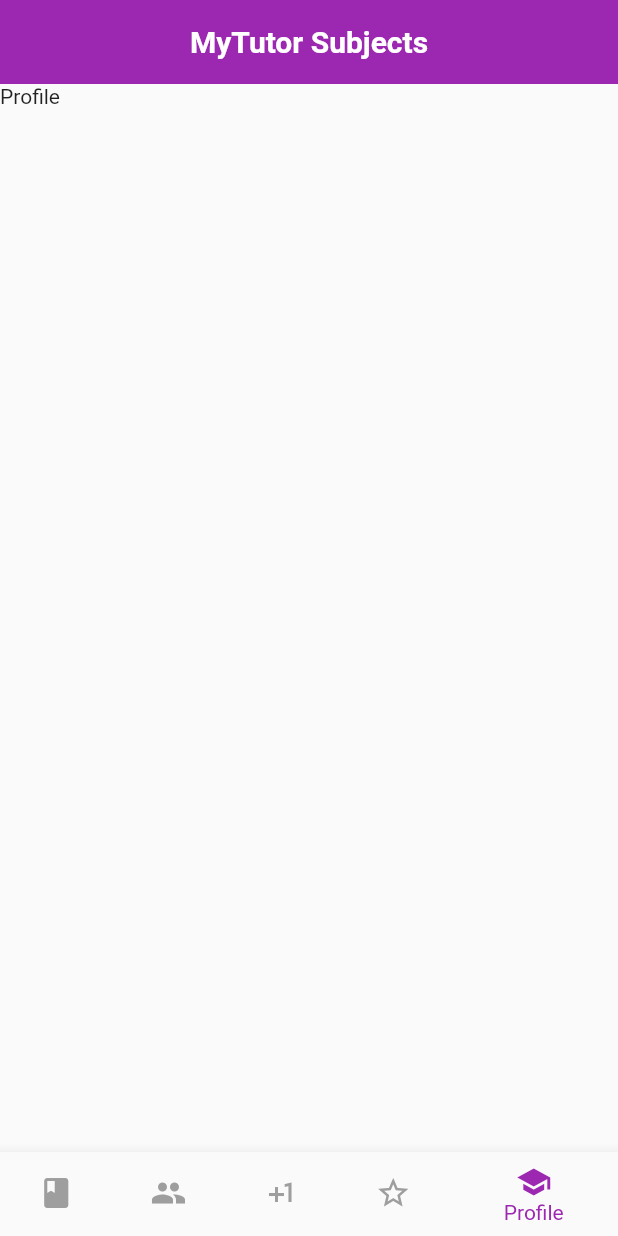
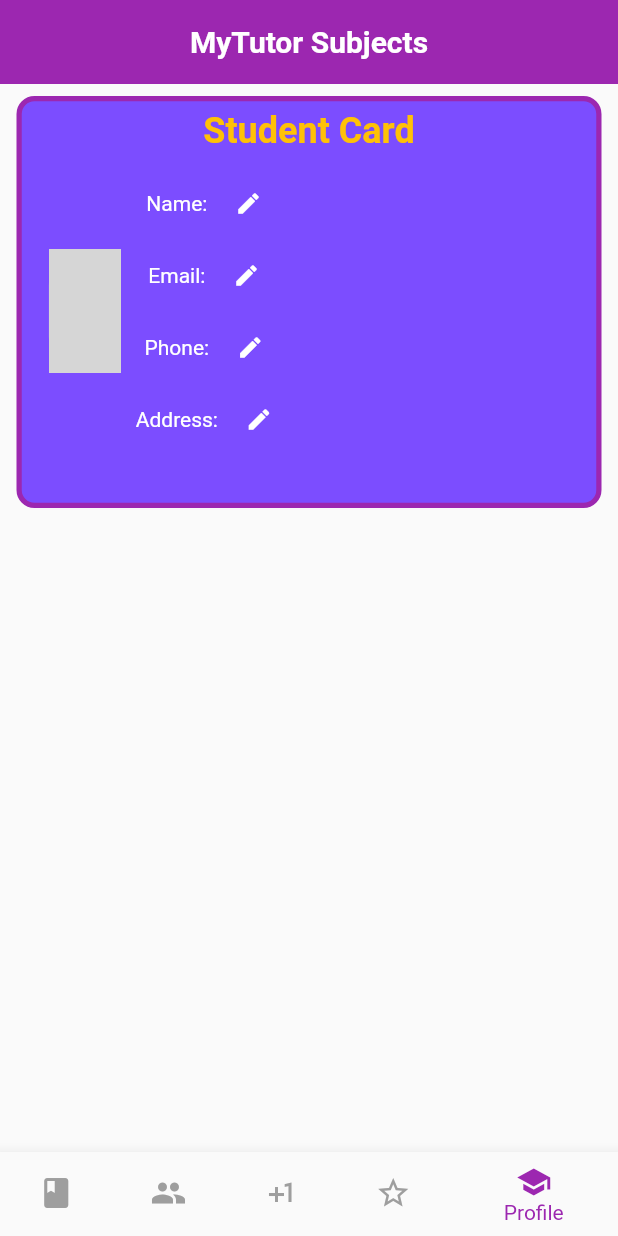
Before and after one commit to keyinvoker/MyTutor, a Flutter app: the MainScreen screen opened directly with empty values, item 5 of the bottom bar chosen, on a phone screen of 412 x 824 dp. Run offline on Flutter 3.47's test engine with Material 2 defaults, Android fonts, the phone set to English and light mode, and no system bars; drawn by our look-alikes of cached_network_image; our stand-ins replace fluttertoast, shared_preferences, sn_progress_dialog; accounts and stored records are empty; network calls fail; grey boxes are pictures that could not be loaded.

Commit message:
fixed file namings

```diff
--- a/lib/main.dart
+++ b/lib/main.dart
@@ -1,8 +1,8 @@
 import 'package:flutter/material.dart';
 import 'package:mytutor/models/user.dart';
-import 'package:mytutor/views/login.dart';
-import 'package:mytutor/views/main_screen.dart';
-import 'package:mytutor/views/splash.dart';
+import 'package:mytutor/views/loginscreen.dart';
+import 'package:mytutor/views/mainscreen.dart';
+import 'package:mytutor/views/splashscreen.dart';
 
 void main() {
   runApp(const MyApp());
--- a/lib/views/login.dart
+++ b/lib/views/loginscreen.dart
@@ -1,13 +1,13 @@
 import 'dart:convert';
 import 'package:mytutor/models/user.dart';
-import 'package:mytutor/views/main_screen.dart';
-import 'package:mytutor/views/register.dart';
+import 'package:mytutor/views/mainscreen.dart';
+import 'package:mytutor/views/registerscreen.dart';
 
 import '../constants.dart';
 import 'package:flutter/material.dart';
 import 'package:fluttertoast/fluttertoast.dart';
 import 'package:mytutor/components/rounded_button.dart';
-import 'package:mytutor/views/home.dart';
+import 'package:mytutor/views/landingscreen.dart';
 import 'package:sn_progress_dialog/sn_progress_dialog.dart';
 import 'package:shared_preferences/shared_preferences.dart';
 import 'package:http/http.dart' as http;
--- a/lib/views/main_screen.dart
+++ b/lib/views/mainscreen.dart
@@ -1,7 +1,8 @@
 import 'dart:convert';
 import 'package:flutter/material.dart';
 import 'package:mytutor/constants.dart';
-import 'package:mytutor/views/tutor_screen.dart';
+import 'package:mytutor/views/profilescreen.dart';
+import 'package:mytutor/views/tutorscreen.dart';
 import 'package:sn_progress_dialog/progress_dialog.dart';
 import '../models/user.dart';
 import '../models/subject.dart';
@@ -36,7 +37,7 @@
     const TutorScreen(),
     const Text("Subscribe"),
     const Text("Favorite"),
-    const Text("Profile"),
+    const ProfileScreen(),
   ];
 
   @override
--- /dev/null
+++ b/lib/views/profilescreen.dart
@@ -0,0 +1,154 @@
+import 'package:cached_network_image/cached_network_image.dart';
+import 'package:flutter/material.dart';
+
+import '../constants.dart';
+
+class ProfileScreen extends StatefulWidget {
+  const ProfileScreen({Key? key}) : super(key: key);
+
+  @override
+  State<ProfileScreen> createState() => _ProfileScreenState();
+}
+
+class _ProfileScreenState extends State<ProfileScreen> {
+  @override
+  Widget build(BuildContext context) {
+    Size size = MediaQuery.of(context).size;
+    return SafeArea(
+      child: Padding(
+        padding: const EdgeInsets.all(8.0),
+        child: Column(
+          children: [
+            Center(
+              child: Container(
+                padding:
+                    const EdgeInsets.symmetric(horizontal: 18.0, vertical: 6.0),
+                height: size.height / 3,
+                width: 390.0,
+                decoration: BoxDecoration(
+                  borderRadius: BorderRadius.circular(12.0),
+                  color: Colors.deepPurpleAccent,
+                  border: Border.all(
+                    color: Colors.purple,
+                    width: 3.5,
+                  ),
+                ),
+                child: Column(
+                  children: [
+                    const Text(
+                      "Student Card",
+                      style: TextStyle(
+                        color: Colors.amber,
+                        fontSize: 24.0,
+                        fontWeight: FontWeight.bold,
+                      ),
+                    ),
+                    Row(
+                      children: [
+                        Container(
+                          decoration: BoxDecoration(
+                            borderRadius: BorderRadius.circular(12.0),
+                          ),
+                          child: ClipRRect(
+                            borderRadius: BorderRadius.circular(10000.0),
+                            child: CachedNetworkImage(
+                              imageUrl: CONSTANTS.server +
+                                  "/mytutor/assets/pfps/" +
+                                  'default.jpg',
+                              height: size.height / 10,
+                              fit: BoxFit.fill,
+                            ),
+                          ),
+                        ),
+                        Padding(
+                          padding: const EdgeInsets.all(10.0),
+                          child: Column(
+                            mainAxisAlignment: MainAxisAlignment.start,
+                            children: [
+                              Row(
+                                children: [
+                                  Text(
+                                    "Name: ",
+                                    style: TextStyle(
+                                      color: Colors.white,
+                                    ),
+                                  ),
+                                  IconButton(
+                                    icon: Icon(
+                                      Icons.edit,
+                                      size: 18,
+                                      color: Colors.white,
+                                    ),
+                                    onPressed: () {},
+                                  ),
+                                ],
+                              ),
+                              Row(
+                                children: [
+                                  Text(
+                                    "Email: ",
+                                    style: TextStyle(
+                                      color: Colors.white,
+                                    ),
+                                  ),
+                                  IconButton(
+                                    icon: Icon(
+                                      Icons.edit,
+                                      size: 18,
+                                      color: Colors.white,
+                                    ),
+                                    onPressed: () {},
+                                  ),
+                                ],
+                              ),
+                              Row(
+                                children: [
+                                  Text(
+                                    "Phone: ",
+                                    style: TextStyle(
+                                      color: Colors.white,
+                                    ),
+                                  ),
+                                  IconButton(
+                                    icon: Icon(
+                                      Icons.edit,
+                                      size: 18,
+                                      color: Colors.white,
+                                    ),
+                                    onPressed: () {},
+                                  ),
+                                ],
+                              ),
+                              Row(
+                                children: [
+                                  Text(
+                                    "Address: ",
+                                    style: TextStyle(
+                                      color: Colors.white,
+                                    ),
+                                  ),
+                                  IconButton(
+                                    icon: Icon(
+                                      Icons.edit,
+                                      size: 18,
+                                      color: Colors.white,
+                                    ),
+                                    onPressed: () {},
+                                  ),
+                                ],
+                              ),
+                            ],
+                          ),
+                        ),
+                      ],
+                    ),
+                  ],
+                ),
+              ),
+            ),
+          ],
+        ),
+      ),
+    );
+  }
+}
--- a/lib/views/register.dart
+++ b/lib/views/registerscreen.dart
@@ -2,8 +2,8 @@
 import 'package:fluttertoast/fluttertoast.dart';
 import 'package:http/http.dart' as http;
 import 'package:mytutor/components/rounded_button.dart';
-import 'package:mytutor/views/home.dart';
-import 'package:mytutor/views/login.dart';
+import 'package:mytutor/views/landingscreen.dart';
+import 'package:mytutor/views/loginscreen.dart';
 import 'package:sn_progress_dialog/progress_dialog.dart';
 import '../constants.dart';
 import 'dart:convert';
--- a/lib/views/splash.dart
+++ b/lib/views/splashscreen.dart
@@ -1,7 +1,8 @@
 import 'dart:async';
 
 import 'package:flutter/material.dart';
-import 'package:mytutor/views/home.dart';
+import 'package:mytutor/models/user.dart';
+import 'package:mytutor/views/landingscreen.dart';
 
 class SplashScreen extends StatefulWidget {
   const SplashScreen({Key? key}) : super(key: key);
--- a/pubspec.yaml
+++ b/pubspec.yaml
@@ -35,6 +35,7 @@
   shared_preferences: ^2.0.13
   sn_progress_dialog: ^1.0.8
   cached_network_image: ^3.2.1
+  webview_flutter: ^3.0.4
 
   # The following adds the Cupertino Icons font to your application.
   # Use with the CupertinoIcons class for iOS style icons.
```
Also changed, not shown: lib/views/home.dart (deleted, +0 -77 lines), lib/views/landingscreen.dart (added, +183 -0 lines), lib/views/tutorscreen.dart (renamed from lib/views/tutor_screen.dart, +48 -32 lines), pubspec.lock, 1 other file.
